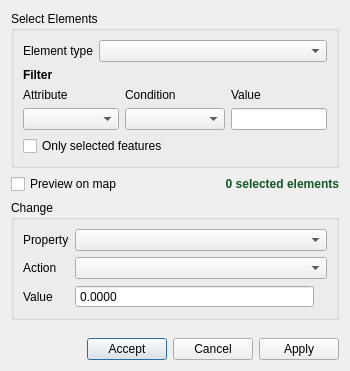
Above: ui/edition/qgisred_groupedit_dialog.ui from qgisred/QGISRed before the change. Below: the same form after it.
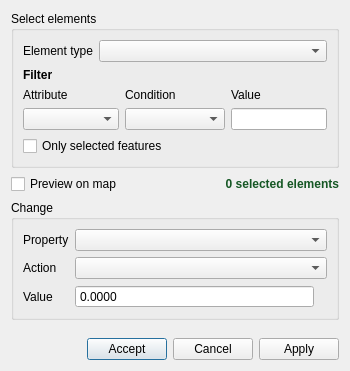
That is the form after the change.

The edit to the form file:
```diff
--- a/ui/edition/qgisred_groupedit_dialog.ui
+++ b/ui/edition/qgisred_groupedit_dialog.ui
@@ -25,7 +25,7 @@
      <item>
       <widget class="QGroupBox" name="gbTarget">
        <property name="title">
-        <string>Select Elements</string>
+        <string>Select elements</string>
        </property>
        <layout class="QGridLayout" name="targetGrid">
         <item row="0" column="0">
```
Left out of the diff: 2 changed lines with no effect on the pictures.
